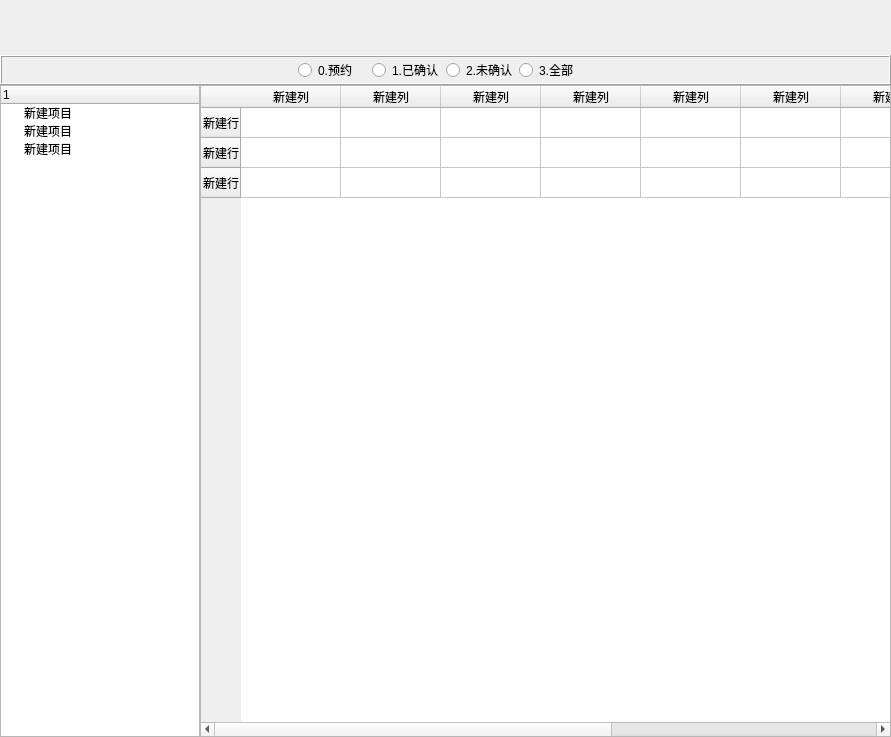
First picture: the form in ui/first_level/rentaldocumentwidget.ui, repository longcp/CarRentalManagement, before the edit.
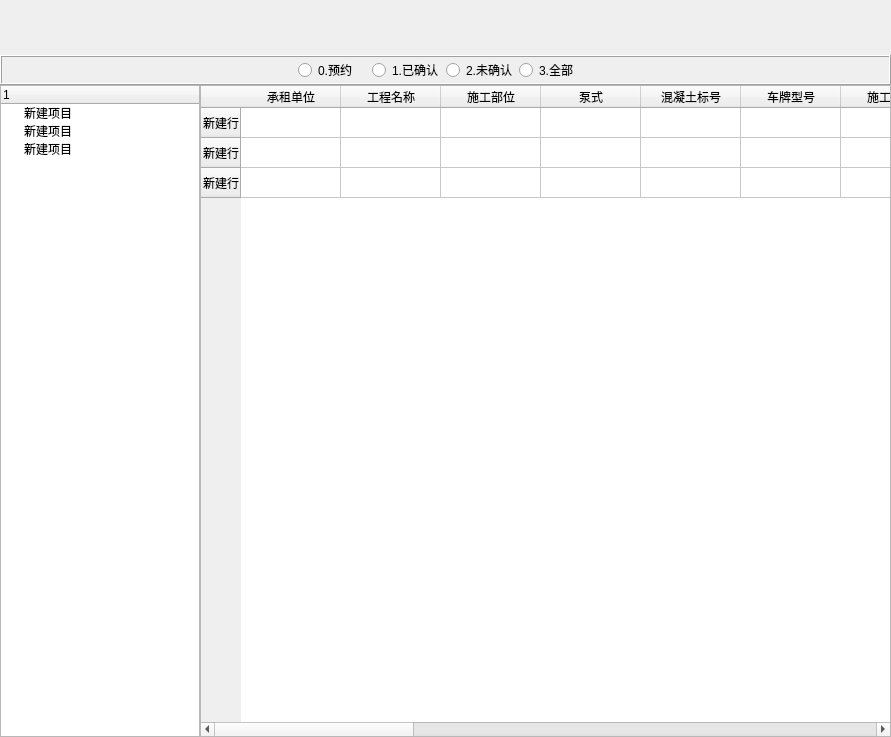
Second picture: the form after the edit.

Commit message: 修复泵送签证单界面表格头文字错误

The edit to the form file:
```diff
--- a/ui/first_level/rentaldocumentwidget.ui
+++ b/ui/first_level/rentaldocumentwidget.ui
@@ -231,54 +231,104 @@
         </row>
         <column>
          <property name="text">
-          <string>新建列</string>
+          <string>承租单位</string>
          </property>
         </column>
         <column>
          <property name="text">
-          <string>新建列</string>
+          <string>工程名称</string>
          </property>
         </column>
         <column>
          <property name="text">
-          <string>新建列</string>
+          <string>施工部位</string>
          </property>
         </column>
         <column>
          <property name="text">
-          <string>新建列</string>
+          <string>泵式</string>
          </property>
         </column>
         <column>
          <property name="text">
-          <string>新建列</string>
+          <string>混凝土标号</string>
          </property>
         </column>
         <column>
          <property name="text">
-          <string>新建列</string>
+          <string>车牌型号</string>
          </property>
         </column>
         <column>
          <property name="text">
-          <string>新建列</string>
+          <string>施工日期</string>
          </property>
         </column>
         <column>
          <property name="text">
-          <string>新建列</string>
+          <string>进场时间</string>
          </property>
         </column>
         <column>
          <property name="text">
-          <string>新建列</string>
+          <string>离场时间</string>
          </property>
         </column>
+        <column>
+         <property name="text">
+          <string>工作时长</string>
+         </property>
+        </column>
+        <column>
+         <property name="text">
+          <string>泵送方量(m3)</string>
+         </property>
+        </column>
         <column>
          <property name="text">
           <string>新建列</string>
          </property>
         </column>
+        <column>
+         <property name="text">
+          <string>开工燃油</string>
+         </property>
+        </column>
+        <column>
+         <property name="text">
+          <string>工程总价</string>
+         </property>
+        </column>
+        <column>
+         <property name="text">
+          <string>现场负责人</string>
+         </property>
+        </column>
+        <column>
+         <property name="text">
+          <string>负责人联系电话</string>
+         </property>
+        </column>
+        <column>
+         <property name="text">
+          <string>当班司机1</string>
+         </property>
+        </column>
+        <column>
+         <property name="text">
+          <string>当班司机2</string>
+         </property>
+        </column>
+        <column>
+         <property name="text">
+          <string>当班司机3</string>
+         </property>
+        </column>
+        <column>
+         <property name="text">
+          <string>备注</string>
+         </property>
+        </column>
        </widget>
       </item>
      </layout>
```
Left out of the diff: 6 changed lines with no effect on the pictures.
